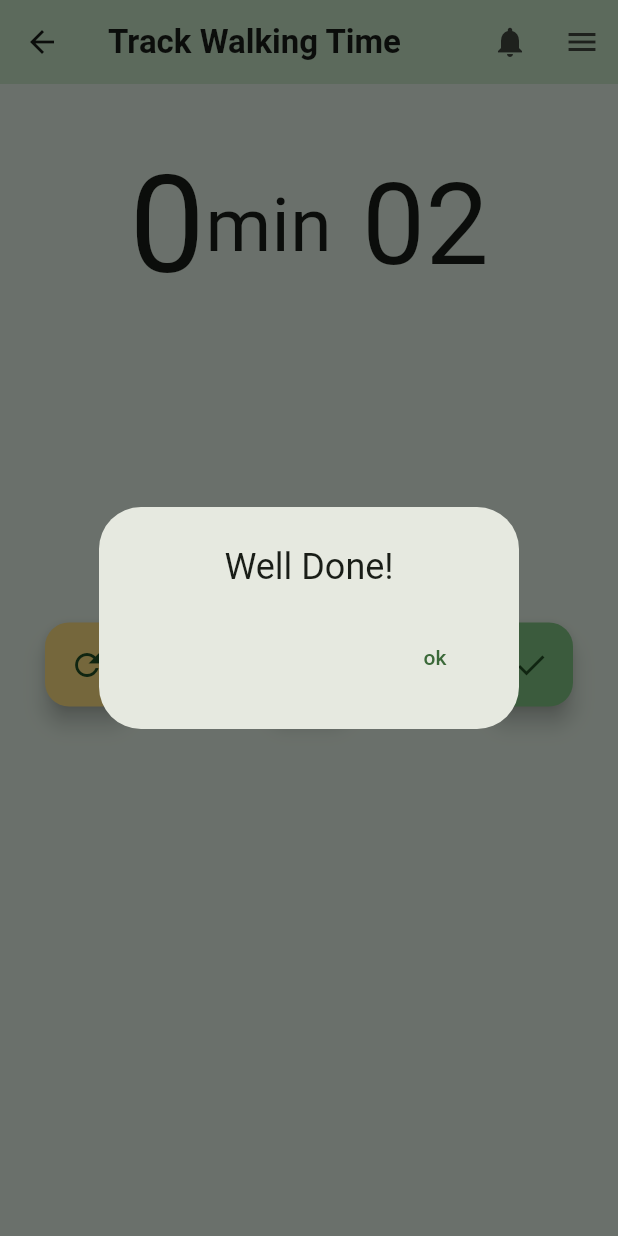
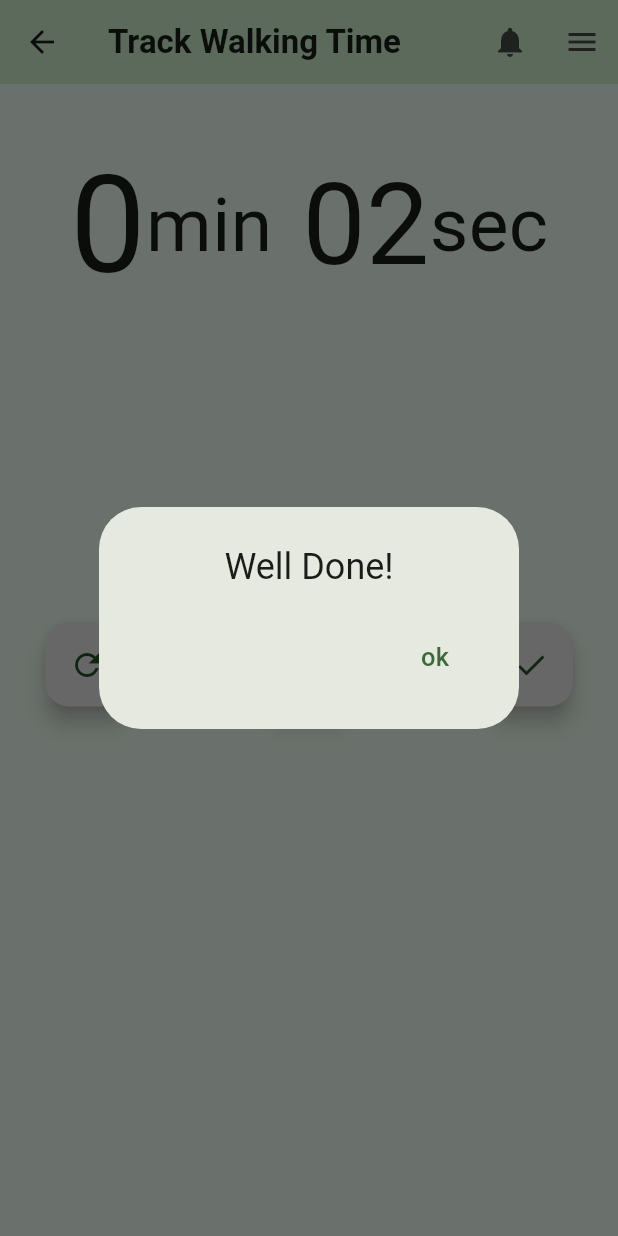
Before and after one commit to AngieEJJ/flutter-fit-steps, a Flutter app: the StopwatchScreen screen opened directly, after a tap on the "play arrow" icon, after a tap on the "done" icon, on a phone screen of 412 x 824 dp. Run offline on Flutter 3.47's test engine with Material 3 defaults, Android fonts, the phone set to English and light mode, and no system bars.

Commit message:
stopwatch 오타 수정 및 폰트 사이즈변경

```diff
--- a/lib/view/main_screen.dart
+++ b/lib/view/main_screen.dart
@@ -1,6 +1,5 @@
 import 'package:flutter/material.dart';
 import 'package:untitled/view/js_screen.dart';
-
 import 'ej_screen.dart';
 
 class MainScreen extends StatefulWidget {
@@ -56,7 +55,7 @@ class _MainScreenState extends State<MainScreen> {
                   Navigator.push(
                       context,
                       MaterialPageRoute(
-                          builder: ((context) => const EjScreen())));
+                          builder: ((context) => const JsScreen())));
                 },
                 borderRadius: BorderRadius.circular(70),
                 child: CircleAvatar(
--- a/lib/view/stopwatch_screen.dart
+++ b/lib/view/stopwatch_screen.dart
@@ -86,7 +86,7 @@ class _StopWatchScreenState extends State<StopwatchScreen> {
                 const Text('min', style: TextStyle(fontSize: 50)),
                 const SizedBox(width: 20),
                 Text('$sec', style: const TextStyle(fontSize: 75)),
-                const Text('', style: TextStyle(fontSize: 50)),
+                const Text('sec', style: TextStyle(fontSize: 50)),
               ],
             ),
             SizedBox(
@@ -105,7 +105,7 @@ class _StopWatchScreenState extends State<StopwatchScreen> {
                       _reset();
                     });
                   },
-                  backgroundColor: Colors.amber[200],
+                  backgroundColor: Colors.grey[300],
                   child: const Icon(Icons.refresh),
                 ),
                 FloatingActionButton(
@@ -114,7 +114,7 @@ class _StopWatchScreenState extends State<StopwatchScreen> {
                       _clickButton();
                     });
                   },
-                  backgroundColor: Colors.blue,
+                  backgroundColor: Colors.grey[100],
                   child: _isRunning
                       ? const Icon(Icons.pause)
                       : const Icon(Icons.play_arrow),
@@ -134,12 +134,15 @@ class _StopWatchScreenState extends State<StopwatchScreen> {
                                     onPressed: () {
                                       Navigator.pop(context);
                                     },
-                                    child: Text('ok'))
+                                    child: Text(
+                                      'ok',
+                                      style: TextStyle(fontSize: 17),
+                                    ))
                               ],
                             )),
                       );
                     },
-                    backgroundColor: Colors.green[300],
+                    backgroundColor: Colors.grey[300],
                     child: const Icon(Icons.done)),
               ],
             ),
```
